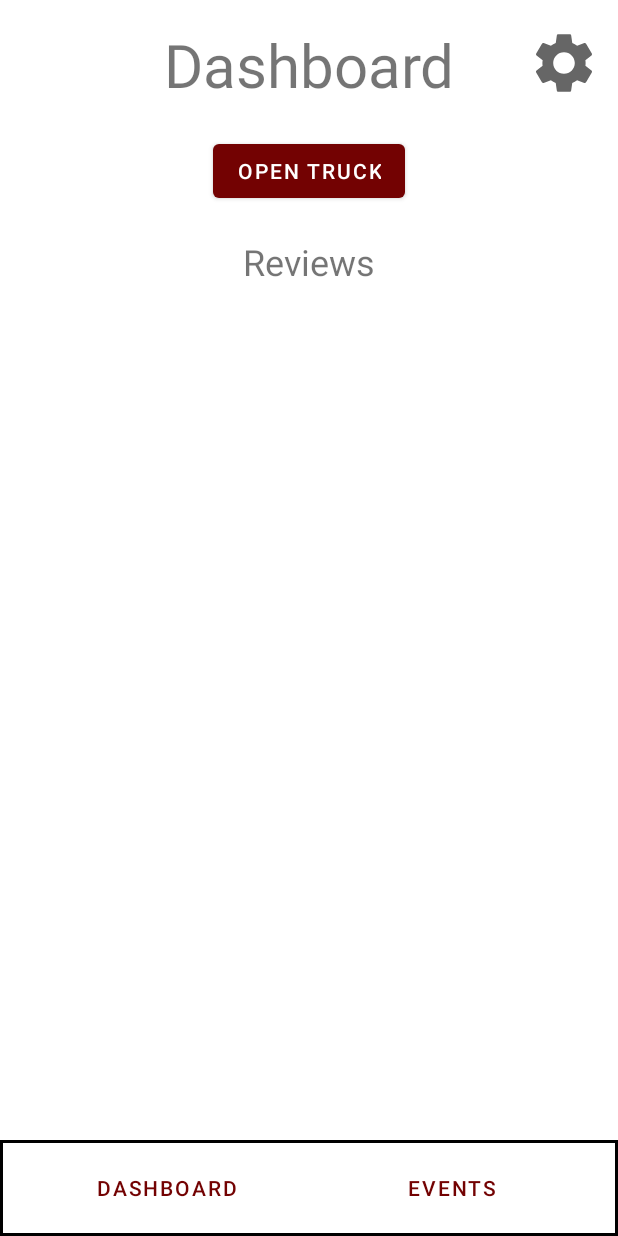
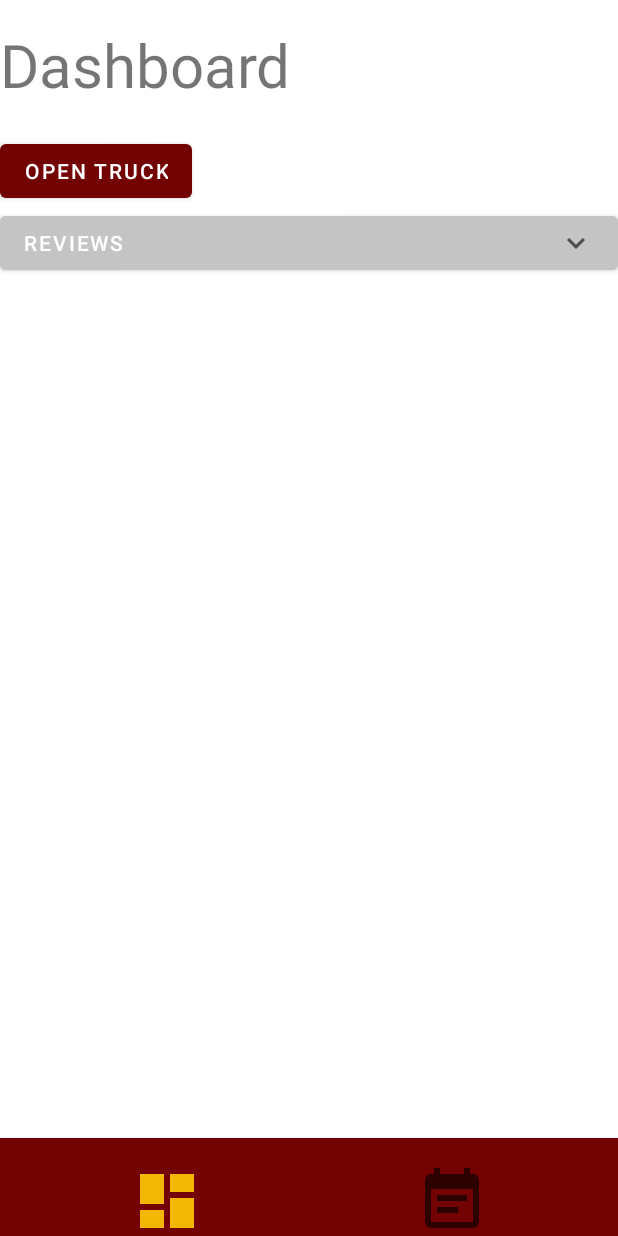
Before and after one commit to AlexanderCova/FoodTruckFinderMITruckAndroid, an Android app: the TruckActivity screen opened directly, with no data from a screen before it, on a phone screen of 412 x 824 dp. Run offline under Robolectric (Android 15) with nearby library versions, the light colour scheme and no system bars; libraries missing offline, so code that uses them is left out: com.github.kittinunf.fuel; 2 statements that could not run were skipped.

Commit message:
Changing UI

```diff
--- a/FoodTruckFinderMiTruck/app/src/main/java/com/foodtruckfindermi/truck/EventsActivity.kt
+++ b/FoodTruckFinderMiTruck/app/src/main/java/com/foodtruckfindermi/truck/EventsActivity.kt
@@ -5,9 +5,9 @@ import androidx.appcompat.app.AppCompatActivity
 import android.os.Bundle
 import android.util.Log
 import android.widget.Button
+import android.widget.ImageButton
 import android.widget.ListView
 import android.widget.SearchView
-import androidx.core.view.get
 import com.github.kittinunf.fuel.Fuel
 import com.github.kittinunf.fuel.coroutines.awaitStringResponseResult
 import kotlinx.coroutines.runBlocking
@@ -19,7 +19,7 @@ class EventsActivity : AppCompatActivity() {
         super.onCreate(savedInstanceState)
         setContentView(R.layout.activity_events)
 
-        val dashboardTabButton = findViewById<Button>(R.id.eventDashboardTabButton)
+        val dashboardTabButton = findViewById<ImageButton>(R.id.dashboardTabButton)
         val email = intent.getStringExtra("email")
         val eventList = findViewById<ListView>(R.id.eventList)
         val createEventButton = findViewById<Button>(R.id.createEventButton)
--- a/FoodTruckFinderMiTruck/app/src/main/java/com/foodtruckfindermi/truck/TruckActivity.kt
+++ b/FoodTruckFinderMiTruck/app/src/main/java/com/foodtruckfindermi/truck/TruckActivity.kt
@@ -9,6 +9,7 @@ import android.location.Location
 import android.os.Bundle
 import android.provider.MediaStore
 import android.util.Log
+import android.view.View
 import android.widget.*
 import androidx.appcompat.app.AppCompatActivity
 import androidx.core.app.ActivityCompat
@@ -45,8 +46,8 @@ class TruckActivity : AppCompatActivity() {
         val openButton = findViewById<Button>(R.id.openButton)
         val email = intent.getStringExtra("email")
         val reviewList = findViewById<ListView>(R.id.reviewList)
-        val eventTabButton = findViewById<Button>(R.id.eventTabButton)
-        val settingsButton = findViewById<ImageButton>(R.id.settingsButton)
+        val eventTabButton = findViewById<ImageButton>(R.id.eventTabButton)
+        val reviewExpandButton = findViewById<Button>(R.id.reviewExpandButton)
         val REQUEST_CODE = 100
 
         fusedLocationClient = LocationServices.getFusedLocationProviderClient(this)
@@ -57,16 +58,14 @@ class TruckActivity : AppCompatActivity() {
             }
         }
 
-        settingsButton.setOnClickListener {
-            val intent = Intent(this, SettingsActivity::class.java)
+        eventTabButton.setOnClickListener {
+            val intent = Intent(this, EventsActivity::class.java)
             intent.putExtra("email", email)
             startActivity(intent)
         }
 
-        eventTabButton.setOnClickListener {
-            val intent = Intent(this, EventsActivity::class.java)
-            intent.putExtra("email", email)
-            startActivity(intent)
+        reviewExpandButton.setOnClickListener {
+            reviewList.visibility = View.VISIBLE
         }
 
 
--- /dev/null
+++ b/FoodTruckFinderMiTruck/app/src/main/res/drawable/ic_baseline_dashboard_24.xml
@@ -0,0 +1,5 @@
+<vector android:height="48dp" android:tint="?attr/colorControlNormal"
+    android:viewportHeight="24" android:viewportWidth="24"
+    android:width="48dp" xmlns:android="http://schemas.android.com/apk/res/android">
+    <path android:fillColor="@android:color/white" android:pathData="M3,13h8L11,3L3,3v10zM3,21h8v-6L3,15v6zM13,21h8L21,11h-8v10zM13,3v6h8L21,3h-8z"/>
+</vector>
--- /dev/null
+++ b/FoodTruckFinderMiTruck/app/src/main/res/drawable/ic_baseline_event_note_24.xml
@@ -0,0 +1,5 @@
+<vector android:height="48dp" android:tint="?attr/colorControlNormal"
+    android:viewportHeight="24" android:viewportWidth="24"
+    android:width="48dp" xmlns:android="http://schemas.android.com/apk/res/android">
+    <path android:fillColor="@android:color/white" android:pathData="M17,10L7,10v2h10v-2zM19,3h-1L18,1h-2v2L8,3L8,1L6,1v2L5,3c-1.11,0 -1.99,0.9 -1.99,2L3,19c0,1.1 0.89,2 2,2h14c1.1,0 2,-0.9 2,-2L21,5c0,-1.1 -0.9,-2 -2,-2zM19,19L5,19L5,8h14v11zM14,14L7,14v2h7v-2z"/>
+</vector>
--- /dev/null
+++ b/FoodTruckFinderMiTruck/app/src/main/res/drawable/ic_baseline_keyboard_arrow_down_24.xml
@@ -0,0 +1,10 @@
+<vector xmlns:android="http://schemas.android.com/apk/res/android"
+    android:width="24dp"
+    android:height="24dp"
+    android:viewportWidth="24"
+    android:viewportHeight="24"
+    android:tint="?attr/colorControlNormal">
+  <path
+      android:fillColor="@android:color/white"
+      android:pathData="M7.41,8.59L12,13.17l4.59,-4.58L18,10l-6,6 -6,-6 1.41,-1.41z"/>
+</vector>
--- a/FoodTruckFinderMiTruck/app/src/main/res/layout/activity_truck.xml
+++ b/FoodTruckFinderMiTruck/app/src/main/res/layout/activity_truck.xml
@@ -1,104 +1,92 @@
 <?xml version="1.0" encoding="utf-8"?>
-<androidx.constraintlayout.widget.ConstraintLayout xmlns:android="http://schemas.android.com/apk/res/android"
+<LinearLayout xmlns:android="http://schemas.android.com/apk/res/android"
     xmlns:app="http://schemas.android.com/apk/res-auto"
     xmlns:tools="http://schemas.android.com/tools"
     android:layout_width="match_parent"
     android:layout_height="match_parent"
+    android:orientation="vertical"
+    android:weightSum="1"
     tools:context=".TruckActivity">
 
-    <Button
-        android:id="@+id/openButton"
-        android:layout_width="wrap_content"
-        android:layout_height="wrap_content"
-        android:layout_marginTop="20dp"
-        android:text="@string/open_truck_hint"
-        app:layout_constraintEnd_toEndOf="parent"
-        app:layout_constraintStart_toStartOf="parent"
-        app:layout_constraintTop_toBottomOf="@+id/dashboardTitleLabel" />
+    <LinearLayout
+        android:layout_width="match_parent"
+        android:layout_height="match_parent"
+        android:layout_weight=".08"
+        android:orientation="vertical">
 
-    <ImageButton
-        android:id="@+id/settingsButton"
-        android:layout_width="wrap_content"
-        android:layout_height="wrap_content"
-        android:layout_marginTop="8dp"
-        android:backgroundTint="@android:color/transparent"
-        android:contentDescription="@string/settings_hint"
-        app:layout_constraintEnd_toEndOf="parent"
-        app:layout_constraintTop_toTopOf="parent"
-        app:srcCompat="@drawable/ic_settings_48"
-        tools:ignore="ImageContrastCheck" />
+        <TextView
+            android:id="@+id/dashboardTitleLabel"
+            android:layout_width="wrap_content"
+            android:layout_height="wrap_content"
+            android:layout_marginTop="16dp"
+            android:text="@string/dashboard_tab"
+            android:textAlignment="center"
+            android:textSize="40sp" />
+
+        <Button
+            android:id="@+id/openButton"
+            android:layout_width="wrap_content"
+            android:layout_height="wrap_content"
+            android:layout_marginTop="20dp"
+            android:text="@string/open_truck_hint" />
+
+        <Button
+            android:id="@+id/reviewExpandButton"
+            android:layout_width="match_parent"
+            android:layout_height="wrap_content"
+            android:backgroundTint="@color/gray"
+            android:drawableEnd="@drawable/ic_baseline_keyboard_arrow_down_24"
+            android:text="@string/reviews_title"
+            android:textAlignment="textStart"
+            tools:ignore="TextContrastCheck" />
+
+        <ListView
+            android:id="@+id/reviewList"
+            android:layout_width="match_parent"
+            android:layout_height="wrap_content"
+            android:layout_marginTop="1dp"
+            android:paddingBottom="16dp"
+            android:visibility="gone"
+            tools:listitem="@layout/list_item">
+
+        </ListView>
+    </LinearLayout>
 
     <LinearLayout
-        android:id="@+id/linearLayout"
-        android:layout_width="0dp"
-        android:layout_height="wrap_content"
+        android:id="@+id/linearLayout2"
+        android:layout_width="match_parent"
+        android:layout_height="match_parent"
         android:background="@drawable/layout_outline"
+        android:backgroundTint="@color/dark_red"
         android:orientation="horizontal"
-        android:weightSum="1.0"
-        app:layout_constraintBottom_toBottomOf="parent"
-        app:layout_constraintEnd_toEndOf="parent"
-        app:layout_constraintHorizontal_bias="0.0"
-        app:layout_constraintStart_toStartOf="parent">
+        android:weightSum="1.0">
 
-        <Button
+        <ImageButton
             android:id="@+id/dashboardTabButton"
-            style="?android:attr/buttonBarButtonStyle"
             android:layout_width="match_parent"
             android:layout_height="wrap_content"
             android:layout_marginStart="16dp"
             android:layout_marginTop="8dp"
             android:layout_marginBottom="8dp"
             android:layout_weight=".5"
-            android:text="@string/dashboard_tab"
+            android:backgroundTint="@android:color/transparent"
+            android:contentDescription="@string/dashboard_tab"
+            android:src="@drawable/ic_baseline_dashboard_24"
+            app:tint="@color/gold"
             tools:ignore="DuplicateSpeakableTextCheck" />
 
-        <Button
+        <ImageButton
             android:id="@+id/eventTabButton"
-            style="?android:attr/buttonBarButtonStyle"
             android:layout_width="match_parent"
             android:layout_height="wrap_content"
             android:layout_marginTop="8dp"
             android:layout_marginEnd="16dp"
             android:layout_marginBottom="8dp"
             android:layout_weight=".5"
-            android:text="@string/events_tab_text" />
-
+            android:backgroundTint="@android:color/transparent"
+            android:contentDescription="@string/events_tab_text"
+            android:src="@drawable/ic_baseline_event_note_24"
+            tools:ignore="ImageContrastCheck" />
     </LinearLayout>
 
-    <TextView
-        android:id="@+id/dashboardTitleLabel"
-        android:layout_width="wrap_content"
-        android:layout_height="wrap_content"
-        android:layout_marginTop="16dp"
-        android:text="@string/dashboard_tab"
-        android:textAlignment="center"
-        android:textSize="40sp"
-        app:layout_constraintEnd_toEndOf="parent"
-        app:layout_constraintStart_toStartOf="parent"
-        app:layout_constraintTop_toTopOf="parent"
-        tools:ignore="TextContrastCheck" />
-
-    <ListView
-        android:id="@+id/reviewList"
-        android:layout_width="0dp"
-        android:layout_height="0dp"
-        android:layout_marginTop="1dp"
-        android:paddingBottom="16dp"
-        app:layout_constraintBottom_toTopOf="@+id/linearLayout"
-        app:layout_constraintEnd_toEndOf="parent"
-        app:layout_constraintHorizontal_bias="0.0"
-        app:layout_constraintStart_toStartOf="parent"
-        app:layout_constraintTop_toBottomOf="@+id/reviewLabel"
-        tools:listitem="@layout/list_item" />
-
-    <TextView
-        android:id="@+id/reviewLabel"
-        android:layout_width="wrap_content"
-        android:layout_height="wrap_content"
-        android:layout_marginTop="20dp"
-        android:text="@string/reviews_title"
-        android:textSize="24sp"
-        app:layout_constraintEnd_toEndOf="parent"
-        app:layout_constraintStart_toStartOf="parent"
-        app:layout_constraintTop_toBottomOf="@+id/openButton" />
-</androidx.constraintlayout.widget.ConstraintLayout>
+</LinearLayout>
--- a/FoodTruckFinderMiTruck/app/src/main/res/values/colors.xml
+++ b/FoodTruckFinderMiTruck/app/src/main/res/values/colors.xml
@@ -13,5 +13,6 @@
     <color name="true_red">#BF2604</color>
     <color name="dark_red">#730202</color>
     <color name="shadow_brown">#260101</color>
+    <color name="gray">#C4C4C4</color>
 
 </resources>
```
Also changed, not shown: FoodTruckFinderMiTruck/app/src/main/res/layout/activity_events.xml (+61 -62 lines).
